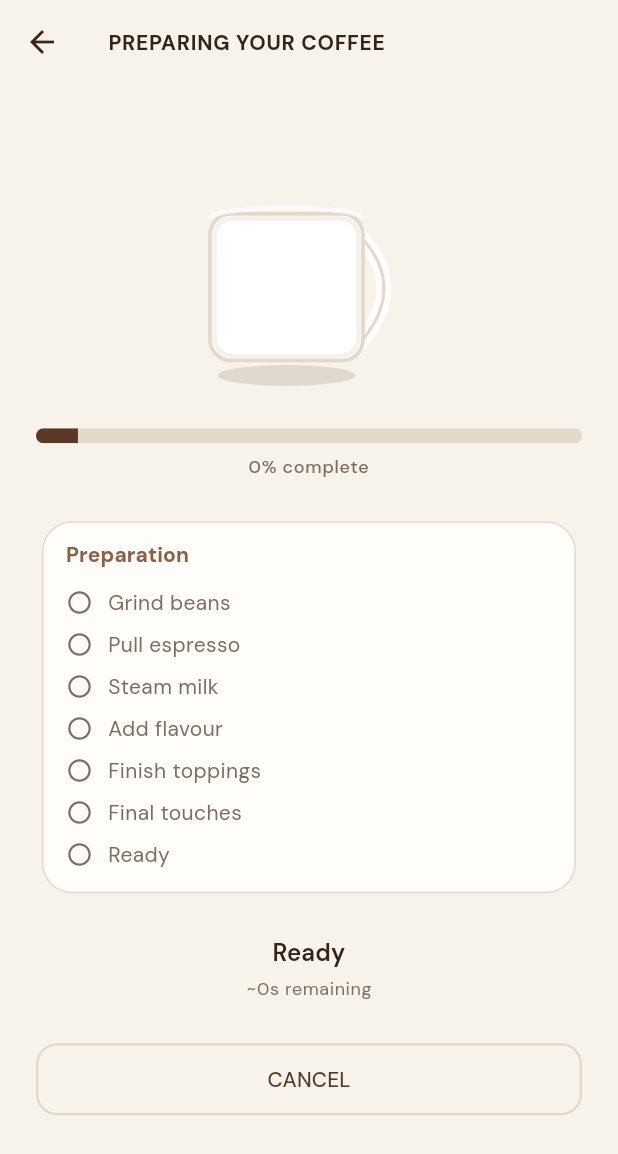
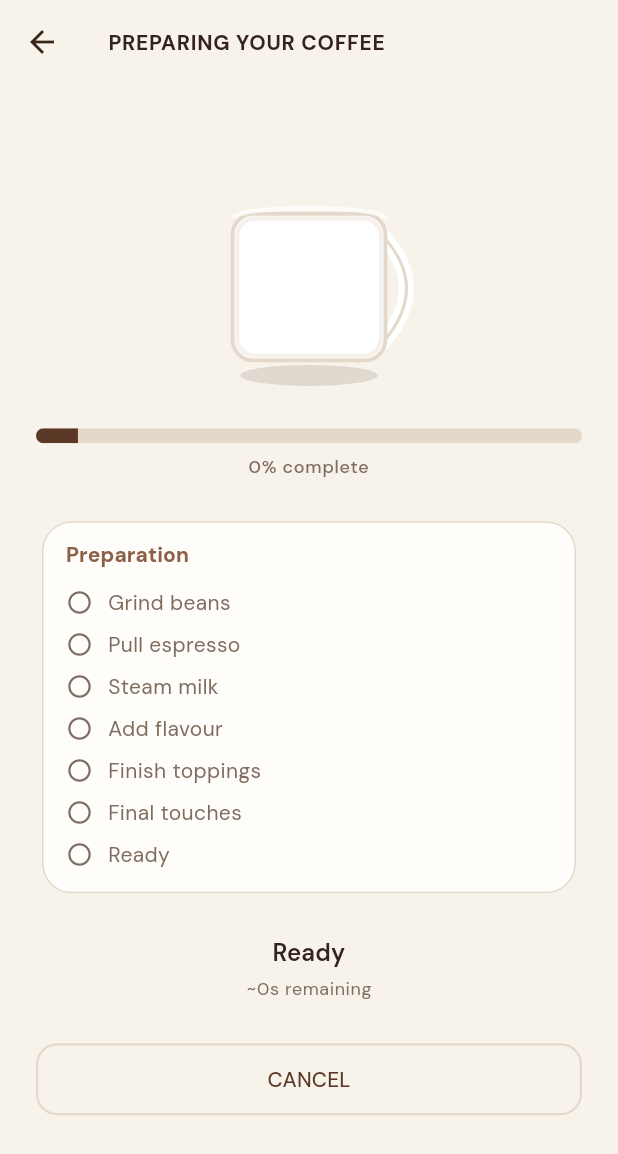
Before and after one commit to atirek-pothiwala/brew-coffee, a Flutter app: the CoffeeMachineScreen screen opened directly with empty values, on a phone screen of 412 x 824 dp. Shown: the top 1154 px of the screen. Run offline on Flutter 3.47's test engine with Material 3 defaults, Android fonts, the phone set to English and light mode, and no system bars; our stand-ins replace equatable, flutter_bloc, go_router, google_fonts, shared_preferences; accounts and stored records are empty.

```diff
--- a/lib/core/widgets/coffee_cup_view.dart
+++ b/lib/core/widgets/coffee_cup_view.dart
@@ -77,7 +77,10 @@ class _CoffeeCupViewState extends State<CoffeeCupView>
         final bodyWidth = widget.size * 0.68;
         final handleExtent = widget.size * handleExtentFactor;
         final canvasWidth = bodyWidth + handleExtent;
-        return SizedBox(
+        // Shift so the mug body (not the handle) sits on the horizontal center line.
+        return Transform.translate(
+          offset: Offset(handleExtent / 2, 0),
+          child: SizedBox(
             width: canvasWidth,
             height: widget.size * 1.05,
             child: CustomPaint(
@@ -85,6 +88,7 @@ class _CoffeeCupViewState extends State<CoffeeCupView>
                 visual: display,
                 bodyWidth: bodyWidth,
                 handleExtent: handleExtent,
+              ),
             ),
           ),
         );
```
Lines whose indentation alone changed are shown as unchanged.
